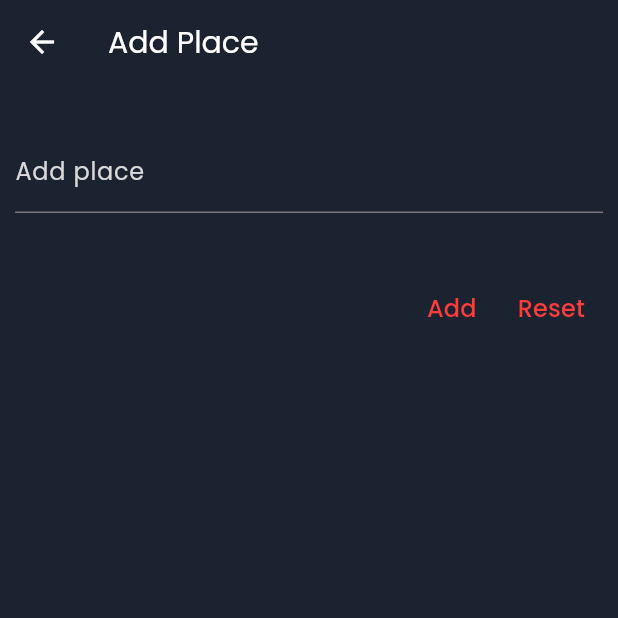
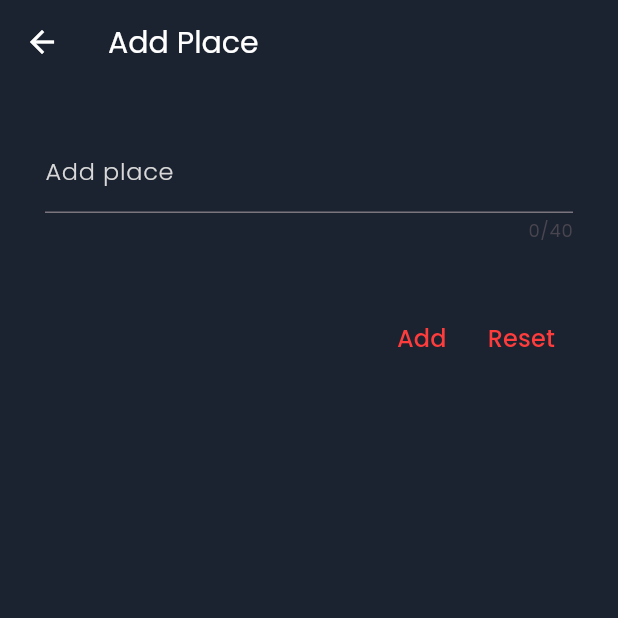
Before and after one commit to akila514/Favorite-Places-App, a Flutter app: the screen it shows after launch, after a tap on the "add" icon, on a phone screen of 412 x 824 dp, the top half of it. Run offline on Flutter 3.47's test engine with Material 2 defaults, Android fonts, the phone set to English and light mode, and no system bars; our stand-ins replace flutter_riverpod, google_fonts.

```diff
--- a/favourite_places/lib/constants/text_styles.dart
+++ b/favourite_places/lib/constants/text_styles.dart
@@ -8,6 +8,12 @@ const TextStyle normalTextStyle =
     TextStyle(color: primaryTextColor, fontSize: 20);
 
 const TextStyle smallTextStyle =
-    TextStyle(color: secondaryTextColor, fontSize: 16);
+    TextStyle(color: primaryTextColor, fontSize: 16);
+
+const TextStyle smallerTextStyle =
+    TextStyle(color: secondaryTextColor, fontSize: 12);
 
 const TextStyle buttonTextStyle = TextStyle(color: buttonColor, fontSize: 16);
+
+const TextStyle textFieldTextStyle = TextStyle(
+    color: secondaryTextColor, fontWeight: FontWeight.w300, fontSize: 16);
--- a/favourite_places/lib/provider/favouritepaces_list_provider.dart
+++ b/favourite_places/lib/provider/favouritepaces_list_provider.dart
@@ -5,7 +5,7 @@ class FavouritePlacesNotifier extends StateNotifier<List<FavouritePlace>> {
   FavouritePlacesNotifier() : super([]);
 
   void addFavoutitePlace(FavouritePlace place) {
-    state = [...state, place];
+    state = [place, ...state];
   }
 
   void deleteFromFavoutitePlace(FavouritePlace place) {
--- a/favourite_places/lib/screens/add_new_place.dart
+++ b/favourite_places/lib/screens/add_new_place.dart
@@ -16,8 +16,15 @@ class AddNewPlace extends ConsumerStatefulWidget {
 
 class _AddNewPlaceState extends ConsumerState<AddNewPlace> {
   var _enteredPlace = '';
+  final _formKey = GlobalKey<FormState>();
 
   void _savePlace() {
+    if (_formKey.currentState!.validate()) {
+      _formKey.currentState!.save();
+    } else {
+      return;
+    }
+
     ref.watch(favouritePlacesListProvider.notifier).addFavoutitePlace(
           FavouritePlace(name: _enteredPlace),
         );
@@ -36,12 +43,26 @@ class _AddNewPlaceState extends ConsumerState<AddNewPlace> {
             style: normalTextStyle,
           ),
           backgroundColor: backgroundColor),
-      body: Padding(
-        padding: const EdgeInsets.symmetric(horizontal: 10, vertical: 30),
+      body: SingleChildScrollView(
+        child: Padding(
+          padding: const EdgeInsets.symmetric(horizontal: 30, vertical: 30),
           child: Column(
             children: [
               Form(
+                key: _formKey,
                 child: TextFormField(
+                  enableSuggestions: true,
+                  maxLength: 40,
+                  validator: (value) {
+                    if (value == null ||
+                        value.isEmpty ||
+                        value.length <= 1 ||
+                        value.length > 40) {
+                      return 'Title must have more than 1 character';
+                    } else {
+                      return null;
+                    }
+                  },
                   style: const TextStyle(color: primaryTextColor),
                   onChanged: (value) {
                     setState(() {
@@ -51,7 +72,7 @@ class _AddNewPlaceState extends ConsumerState<AddNewPlace> {
                   decoration: const InputDecoration(
                     label: Text(
                       'Add place',
-                    style: smallTextStyle,
+                      style: textFieldTextStyle,
                     ),
                   ),
                 ),
@@ -72,7 +93,9 @@ class _AddNewPlaceState extends ConsumerState<AddNewPlace> {
                     ),
                   ),
                   TextButton(
-                  onPressed: () {},
+                    onPressed: () {
+                      _formKey.currentState!.reset();
+                    },
                     child: const Text(
                       'Reset',
                       style: buttonTextStyle,
@@ -83,6 +106,7 @@ class _AddNewPlaceState extends ConsumerState<AddNewPlace> {
             ],
           ),
         ),
+      ),
     );
   }
 }
--- a/favourite_places/lib/screens/places.dart
+++ b/favourite_places/lib/screens/places.dart
@@ -68,13 +68,21 @@ class _PlacesState extends ConsumerState<Places> {
               ))
         ],
       ),
-      body: Column(
+      body: favouritePlacesList.isEmpty
+          ? const Center(
+              child: Text(
+                'No places added yet.',
+                style: smallTextStyle,
+              ),
+            )
+          : Column(
               children: [
                 Expanded(
                   child: PlacesList(
                       favouritePlacesList: favouritePlacesList,
                       onDelete: _deleteFromFavouritePlaces,
-                  onNavigateToDescription: _navigeteToPlaceScreen))
+                      onNavigateToDescription: _navigeteToPlaceScreen),
+                ),
               ],
             ),
     );
--- a/favourite_places/lib/widgets/places_list.dart
+++ b/favourite_places/lib/widgets/places_list.dart
@@ -41,7 +41,7 @@ class PlacesList extends StatelessWidget {
                 children: [
                   Text(
                     favouritePlacesList[index].name,
-                    style: normalTextStyle,
+                    style: smallTextStyle,
                   )
                 ],
               ),
```
Lines whose indentation alone changed are shown as unchanged.
